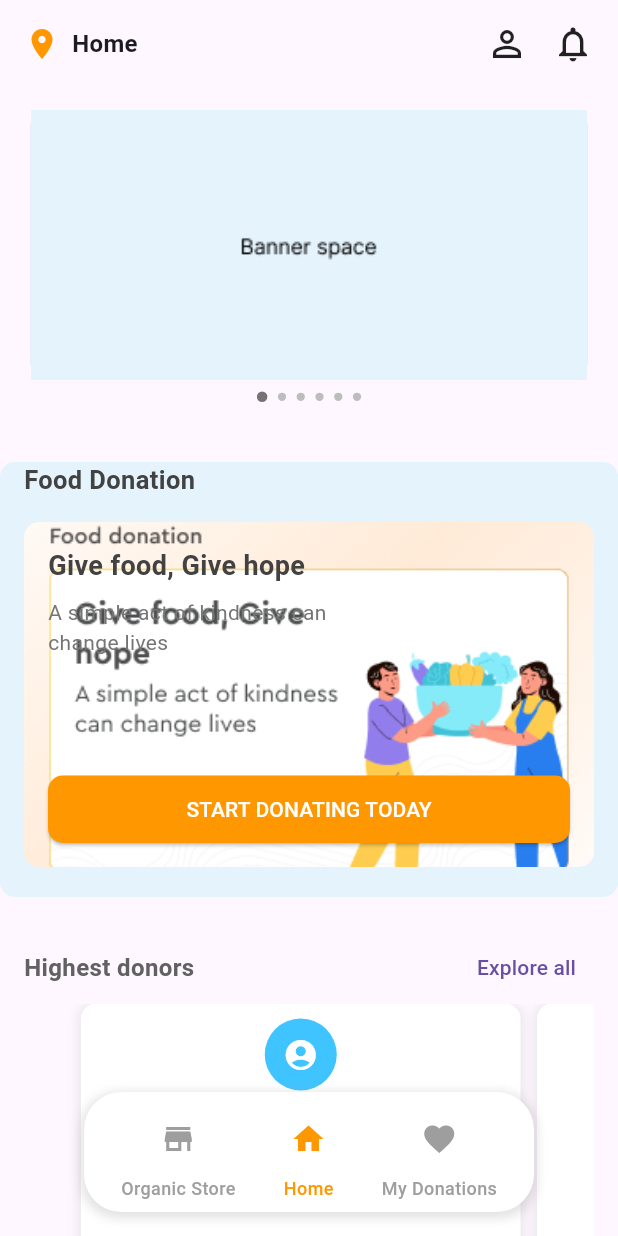
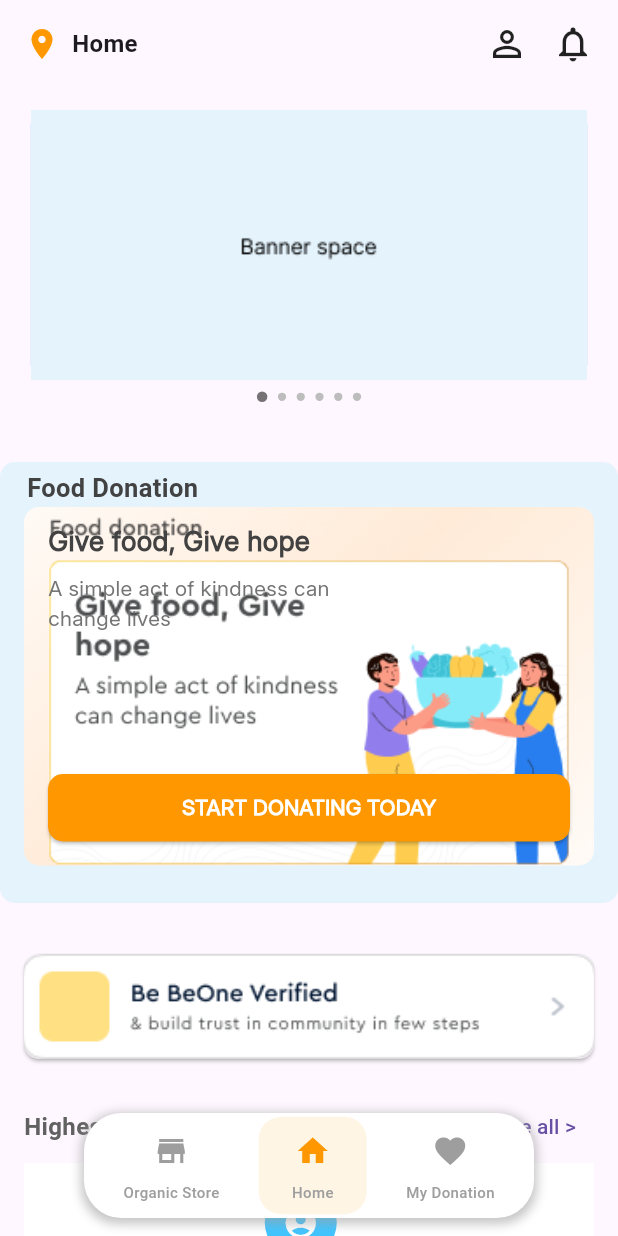
Before and after one commit to SohamNDalvi/tyfinalproject, a Flutter app: the HomeScreen screen opened directly, on a phone screen of 412 x 824 dp. Run offline on Flutter 3.47's test engine with Material 3 defaults, Android fonts, the phone set to English and light mode, and no system bars; drawn by our look-alikes of carousel_slider, dots_indicator.

Commit message:
home_updation(11/1/25)

```diff
--- a/lib/home_screen.dart
+++ b/lib/home_screen.dart
@@ -132,7 +132,7 @@ class _HomeScreenState extends State<HomeScreen> {
                           children: [
                             // "Food Donation" Text
                             Padding(
-                              padding: const EdgeInsets.only(left: 16.0),
+                              padding: const EdgeInsets.only(left: 18.0,top:5.0),
                               child: Text(
                                 "Food Donation",
                                 style: TextStyle(
@@ -144,9 +144,11 @@ class _HomeScreenState extends State<HomeScreen> {
                             ),
                             SizedBox(height: 16.0), // Space between text and next section
                             // Rectangle Section
-                            Container(
-                              padding: const EdgeInsets.only(left: 16.0, right: 16.0, bottom: 20.0),
-                              height: 250.0, // Set a fixed height for the rectangle
+                        Transform.translate(
+                          offset: Offset(0, -15),
+                            child: Container(
+                              padding: const EdgeInsets.only(left: 16.0, right: 16.0, bottom: 10.0),
+                              height: 249.0, // Set a fixed height for the rectangle
                               decoration: BoxDecoration(
                                 borderRadius: BorderRadius.circular(10.0), // Rounded corners
                               ),
@@ -155,6 +157,7 @@ class _HomeScreenState extends State<HomeScreen> {
                                 child: Stack(
                                   children: [
                                     // Full-Width and Full-Height Image
+
                                     Positioned.fill(
                                       child: Image.asset(
                                         'assets/images/food_donation.png', // Path to your inner rectangle image
@@ -163,28 +166,33 @@ class _HomeScreenState extends State<HomeScreen> {
                                     ),
                                     // Overlay Content
                                     Padding(
-                                      padding: const EdgeInsets.fromLTRB(16, 16, 16, 16), // General padding for the entire rectangle
+                                      padding: const EdgeInsets.fromLTRB(16, 10, 16, 16), // General padding for the entire rectangle
                                       child: Column(
                                         crossAxisAlignment: CrossAxisAlignment.start,
                                         children: [
                                           // Description with separate paddings
+
                                           Padding(
                                             padding: const EdgeInsets.only(right: 160.0), // Right padding for "Give food, Give hope"
+
                                             child: Text(
                                               "Give food, Give hope",
                                               style: TextStyle(
+                                                fontFamily: "Inter",
                                                 fontSize: 18.0,
                                                 fontWeight: FontWeight.bold,
                                                 color: Colors.grey.shade800, // Text color
                                               ),
                                             ),
                                           ),
+
                                           SizedBox(height: 8.0), // Spacing
                                           Padding(
                                             padding: const EdgeInsets.only(right: 140.0), // Right padding for "A simple act of kindness..."
                                             child: Text(
                                               "A simple act of kindness can change lives",
                                               style: TextStyle(
+                                                fontFamily: "Inter",
                                                 fontSize: 14.0,
                                                 color: Colors.grey.shade600, // Text color
                                               ),
@@ -198,7 +206,10 @@ class _HomeScreenState extends State<HomeScreen> {
                                               onPressed: () {
                                                 // Implement your button action here
                                               },
-                                              child: Text("START DONATING TODAY"),
+                                              child: Text("START DONATING TODAY",
+                                                style: TextStyle(fontFamily: "Inter",fontWeight: FontWeight.bold,
+                                                ),
+                                              ),
                                               style: ElevatedButton.styleFrom(
                                                 foregroundColor: Colors.white, // Text color
                                                 backgroundColor: Colors.orange, // Button background color
@@ -215,11 +226,40 @@ class _HomeScreenState extends State<HomeScreen> {
                                 ),
                               ),
                             ),
+                        ),
                           ],
                         ),
                       ],
                     ),
                   ),
+
+                  // Be BeOne Verified Section
+                  Padding(
+                    padding: const EdgeInsets.only(left:16,right: 16,top:14,bottom: 18),
+                    child: ElevatedButton(
+                      onPressed: () {
+                        // Implement your button action here
+                      },
+                      style: ElevatedButton.styleFrom(
+                        padding: EdgeInsets.zero, // Remove padding to make the image occupy full space
+                        shape: RoundedRectangleBorder(
+                          borderRadius: BorderRadius.circular(10.0),
+                        ),
+                      ),
+                      child: Container(
+                        height: 70.0, // Set the desired height for the button
+                        width: double.infinity, // Make the width of the button stretch to full width
+                        decoration: BoxDecoration(
+                          borderRadius: BorderRadius.circular(10.0),
+                        ),
+                        child: Image.asset(
+                          'assets/images/verified_icon.png', // Path to your image
+                          fit: BoxFit.cover, // Ensure the image covers the whole button
+                        ),
+                      ),
+                    ),
+                  ),
+
                   // Highest Donors Section
                   Padding(
                     padding: const EdgeInsets.symmetric(horizontal: 16.0,vertical: 3.0),
@@ -230,13 +270,13 @@ class _HomeScreenState extends State<HomeScreen> {
                           mainAxisAlignment: MainAxisAlignment.spaceBetween,
                           children: [
                             Text("Highest donors", style: TextStyle(fontWeight: FontWeight.bold, fontSize: 16.0 , color: Colors.grey.shade700)),
-                            TextButton(onPressed: () {}, child: Text("Explore all")),
+                            TextButton(onPressed: () {}, child: Text("Explore all >")),
                           ],
                         ),
                         SizedBox(
                           height: 180.0,
                           child: PageView.builder(
-                            controller: PageController(viewportFraction: 0.8), // To show 3 cards at once
+                            controller: PageController(viewportFraction: 10), // To show 3 cards at once
                             itemCount: 10,
                             onPageChanged: (index) {
                               setState(() {
@@ -252,8 +292,13 @@ class _HomeScreenState extends State<HomeScreen> {
                                 },
                                 child: Container(
                                   width: 150.0,
+                                  padding: EdgeInsets.only(
+                                    right: 16.0,
+                                    top:16,
+                                     left: 16
+                                     // Add left padding only for the first card
+                                  ),
                                   margin: EdgeInsets.only(right: 11.0),
-                                  padding: EdgeInsets.all(10.0),
                                   decoration: BoxDecoration(
                                     color: Colors.white,
                                     borderRadius: BorderRadius.circular(10.0),
@@ -326,7 +371,7 @@ class _HomeScreenState extends State<HomeScreen> {
 
                   // Image Illustration and Caption
                   Padding(
-                    padding: const EdgeInsets.fromLTRB(16, 16, 30, 20),
+                    padding: const EdgeInsets.fromLTRB(16, 50, 30, 30),
                     child: Column(
                       children: [
                         Image.asset("assets/images/illustration.png"), // Replace with your illustration
@@ -343,14 +388,14 @@ class _HomeScreenState extends State<HomeScreen> {
               alignment: Alignment.bottomCenter,
               child: Container(
                 width: 300.0, // Adjust width of the bottom navigation bar
-                height: 80.0, // Adjust height to fit icons and labels
-                margin: EdgeInsets.only(bottom: 16.0),
+                height: 70.0, // Adjust height to fit icons and labels
+                margin: EdgeInsets.only(bottom: 12.0),
                 decoration: BoxDecoration(
                   color: Colors.white,
                   borderRadius: BorderRadius.circular(25.0),
                   boxShadow: [
                     BoxShadow(
-                      color: Colors.grey.withOpacity(0.3),
+                      color: Colors.grey.withOpacity(0.6),
                       blurRadius: 5,
                       spreadRadius: 2,
                       offset: Offset(0, 2),
@@ -363,45 +408,84 @@ class _HomeScreenState extends State<HomeScreen> {
                     Column(
                       mainAxisAlignment: MainAxisAlignment.center,
                       children: [
-                        IconButton(
+                        Transform.translate(
+                          offset: Offset(0, -1),
+                          child:IconButton(
                           icon: Icon(Icons.store, color: Colors.grey),
                           onPressed: () {
                             // Navigate to Organic Store
                           },
                         ),
-                        Text(
+                        ),
+
+                        Padding(
+                          padding: const EdgeInsets.only(bottom: 3.0),
+                          child: Transform.translate(
+                            offset: Offset(0, -5),
+                        child:Text(
                           "Organic Store",
-                          style: TextStyle(fontSize: 12.0, color: Colors.grey ,fontWeight: FontWeight.w500),
+                          style: TextStyle(fontSize: 10.0, color: Colors.grey ,fontWeight: FontWeight.w500),
+                        ),
+                        ),
                         ),
                       ],
                     ),
                     Column(
                       mainAxisAlignment: MainAxisAlignment.center,
                       children: [
-                        IconButton(
+                        Container(
+                          decoration: BoxDecoration(
+                            color: Color(0xFFFFF5E5), // Light skin shade color
+                            borderRadius: BorderRadius.circular(15.0), // Rounded corners
+                          ),
+                          padding: EdgeInsets.symmetric(horizontal: 12.0, vertical: 0.0), // Inner padding
+                          child: Column(
+                            children: [
+                              Transform.translate(
+                                offset: Offset(0, -1),
+                                child: IconButton(
                                   icon: Icon(Icons.home, color: Colors.orange),
                                   onPressed: () {
                                     // Navigate to Home
                                   },
                                 ),
-                        Text(
+                              ),
+                              Padding(
+                                padding: const EdgeInsets.only(bottom: 3.0),
+                                child: Transform.translate(
+                                  offset: Offset(0, -5),
+                                  child: Text(
                                     "Home",
-                          style: TextStyle(fontSize: 12.0, color: Colors.orange ,fontWeight: FontWeight.w500),
+                                    style: TextStyle(fontSize: 10.0, color: Colors.grey, fontWeight: FontWeight.w500),
+                                  ),
+                                ),
+                              ),
+                            ],
+                          ),
                         ),
                       ],
                     ),
                     Column(
                       mainAxisAlignment: MainAxisAlignment.center,
-                      children: [
-                        IconButton(
+                      children: [Transform.translate(
+                        offset: Offset(0, -1),
+                        child:IconButton(
                           icon: Icon(Icons.favorite, color: Colors.grey),
                           onPressed: () {
                             // Navigate to My Donation
                           },
                         ),
-                        Text(
-                          "My Donations",
-                          style: TextStyle(fontSize: 12.0, color: Colors.grey ,fontWeight: FontWeight.w500),
+                      ),
+
+                        Padding(
+                          padding: const EdgeInsets.only(bottom: 3.0),
+                          child: Transform.translate(
+                            offset: Offset(0, -5),
+                            child:Text(
+                              "My Donation",
+                              style: TextStyle(fontSize: 10.0, color: Colors.grey ,fontWeight: FontWeight.w500),
+                            ),
+                          ),
                         ),
                       ],
                     ),
```
Lines whose indentation alone changed are shown as unchanged.
